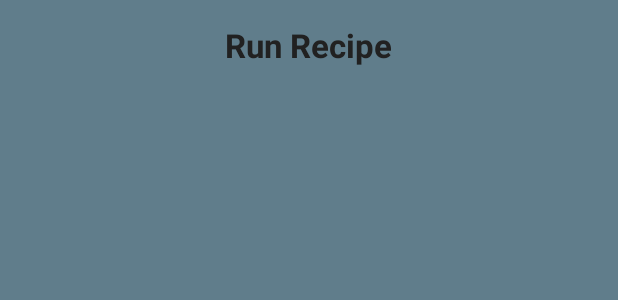
After one commit to johnnyRose/insta-chef-app, an Android app: the layout activity_run_recipe.xml on its own in the app's theme, with its tools: preview values and no code run, on a phone screen of 412 x 824 dp. The commit adds this screen. Shown: the top 300 px of the screen. Run offline under Robolectric (Android 15) with nearby library versions, the phone set to English and light mode, and no system bars.

Commit message:
Modified Timers class - now Step class, with a single global timer that runs and is checked by the Recipe every second.

```diff
--- /dev/null
+++ b/app/src/main/res/layout/activity_run_recipe.xml
@@ -0,0 +1,57 @@
+<?xml version="1.0" encoding="utf-8"?>
+<RelativeLayout xmlns:android="http://schemas.android.com/apk/res/android"
+    android:orientation="vertical" android:layout_width="match_parent"
+    android:layout_height="match_parent"
+    android:background="#ff607d8b">
+
+    <TextView
+        android:layout_width="wrap_content"
+        android:layout_height="wrap_content"
+        android:textAppearance="?android:attr/textAppearanceLarge"
+        android:text="Run Recipe"
+        android:id="@+id/runRecipeView"
+        android:layout_gravity="center_horizontal"
+        android:textStyle="bold"
+        android:textSize="22sp"
+        android:textColor="#ff212121"
+        android:layout_alignParentTop="true"
+        android:layout_centerHorizontal="true"
+        android:layout_margin="15dp" />
+
+
+    <LinearLayout
+        android:orientation="vertical"
+        android:layout_width="fill_parent"
+        android:layout_height="wrap_content"
+        android:layout_centerHorizontal="true"
+        android:layout_below="@+id/runRecipeView">
+
+        <LinearLayout
+            android:orientation="horizontal"
+            android:layout_width="fill_parent"
+            android:layout_height="wrap_content">
+
+            <TextView
+                android:layout_width="wrap_content"
+                android:layout_height="wrap_content"
+                android:textAppearance="?android:attr/textAppearanceMedium"
+                android:id="@+id/RecipeName"
+                android:textColor="#ff212121" />
+        </LinearLayout>
+
+        <LinearLayout
+            android:orientation="horizontal"
+            android:layout_width="fill_parent"
+            android:layout_height="wrap_content">
+
+            <TextView
+                android:layout_width="wrap_content"
+                android:layout_height="wrap_content"
+                android:textAppearance="?android:attr/textAppearanceMedium"
+                android:id="@+id/timeRemaining"
+                android:layout_marginLeft="5dp"
+                android:textColor="#ff212121" />
+        </LinearLayout>
+    </LinearLayout>
+
+</RelativeLayout>
```
Also changed, not shown: app/src/main/AndroidManifest.xml (+17 -0 lines), app/src/main/java/com/example/sean/instantchef/AddTimersActivity.java (+4 -5 lines), app/src/main/java/com/example/sean/instantchef/CreateEditActivity.java (+8 -8 lines), app/src/main/java/com/example/sean/instantchef/Recipe.java (+5 -17 lines), app/src/main/java/com/example/sean/instantchef/RunRecipeActivity.java (added, +38 -0 lines), app/src/main/java/com/example/sean/instantchef/Step.java (added, +21 -0 lines), app/src/main/java/com/example/sean/instantchef/Timer.java (deleted, +0 -76 lines).
